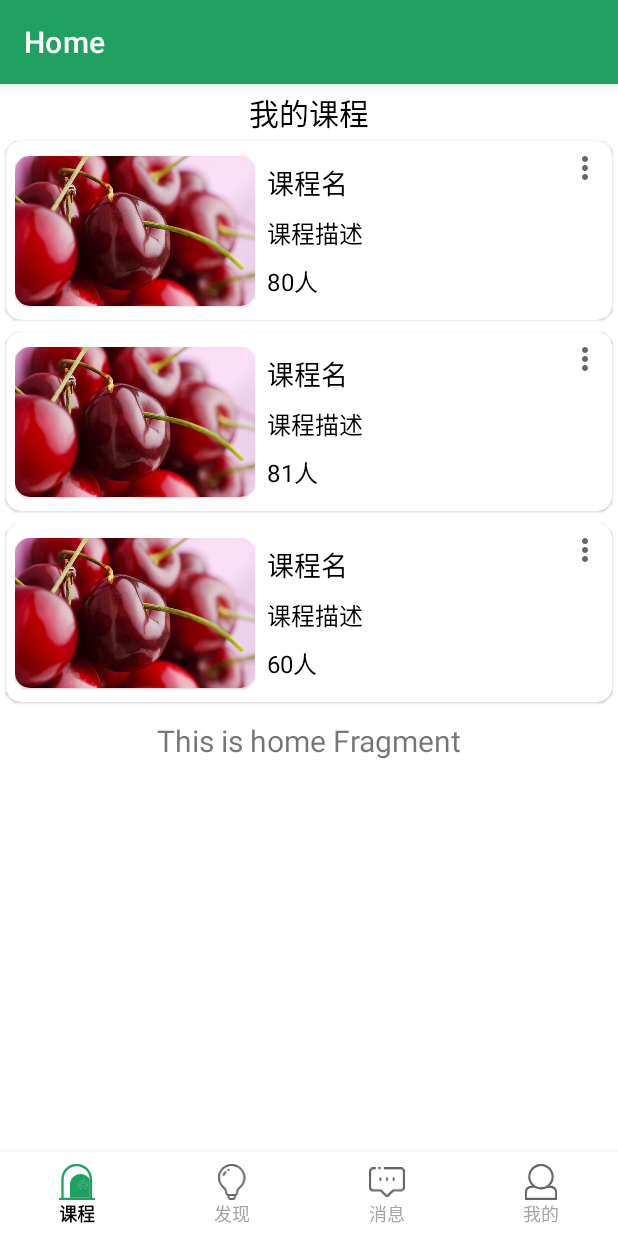
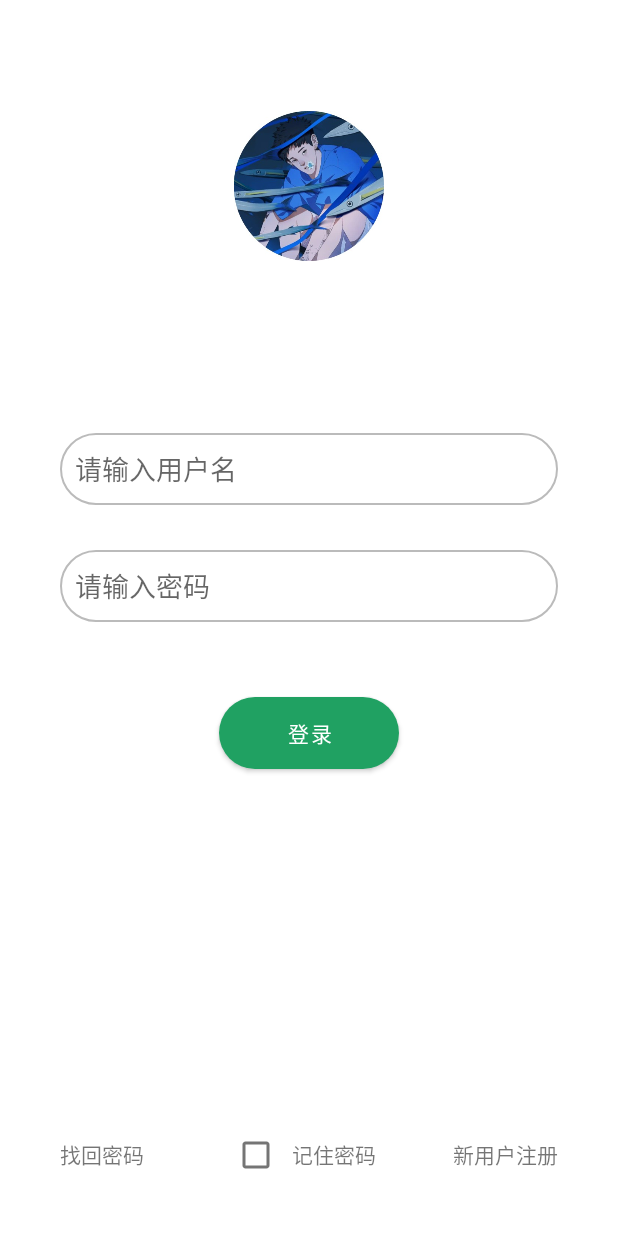
Before and after one commit to snakefch/MapleLeaves, an Android app: the screen it shows after launch (MainActivity before the commit, LoginActivity after it), on a phone screen of 412 x 824 dp. Run offline under Robolectric (Android 15) with nearby library versions, the phone set to English and light mode, and no system bars.

Commit message:
添加启动页
Signed-off-by: Bamboo <1472902174@qq.com>

```diff
--- a/app/src/main/AndroidManifest.xml
+++ b/app/src/main/AndroidManifest.xml
@@ -17,7 +17,6 @@
             android:launchMode="singleTop"
             android:screenOrientation="portrait"
             android:theme="@style/SplashTheme">
-
             <!-- 程序入口 -->
             <intent-filter>
                 <action android:name="android.intent.action.MAIN" />
@@ -29,7 +28,11 @@
         <activity
             android:name=".MainActivity"
             android:exported="true"
-            android:label="@string/app_name"></activity>
+            android:label="@string/app_name">
+        </activity>
+        <activity android:name=".ui.login.LoginActivity"
+            android:theme="@style/SplashTheme">
+        </activity>
     </application>
 
 </manifest>
--- /dev/null
+++ b/app/src/main/java/com/example/mapleleaves/ui/login/LoginActivity.kt
@@ -0,0 +1,81 @@
+package com.example.mapleleaves.ui.login
+
+import android.content.Context
+import android.content.Intent
+import android.graphics.Color
+import androidx.appcompat.app.AppCompatActivity
+import android.os.Bundle
+import android.view.View
+import android.widget.Toast
+import com.example.mapleleaves.MainActivity
+import com.example.mapleleaves.databinding.ActivityLoginBinding
+
+class LoginActivity : AppCompatActivity() {
+
+    private lateinit var binding: ActivityLoginBinding
+
+    companion object{
+
+        fun startLoginActivity(context: Context){
+            val intent=Intent(context,LoginActivity::class.java)
+            intent.addFlags(Intent.FLAG_ACTIVITY_NEW_TASK)
+            context.startActivity(intent)
+        }
+
+    }
+
+    override fun onCreate(savedInstanceState: Bundle?) {
+        super.onCreate(savedInstanceState)
+       // setContentView(R.layout.activity_login)
+        binding= ActivityLoginBinding.inflate(layoutInflater)
+        setContentView(binding.root)
+
+        val decorView=window.decorView
+        decorView.systemUiVisibility= View.SYSTEM_UI_FLAG_LAYOUT_FULLSCREEN or View.SYSTEM_UI_FLAG_LAYOUT_STABLE
+        // window.setDecorFitsSystemWindows(false)
+        window.statusBarColor= Color.TRANSPARENT
+
+        val sp=getSharedPreferences("user", MODE_PRIVATE)
+        val isRemember=sp.getBoolean("remember_password",false)
+        if (isRemember){
+            val userName=sp.getString("userName","")
+            val password=sp.getString("password","")
+            binding.userName.setText(userName)
+            binding.password.setText(password)
+            binding.rememberPass.isChecked=true
+        }
+        binding.login.setOnClickListener{
+            val userName=binding.userName.text.toString()
+            val password=binding.password.text.toString()
+            if (userName==null||userName.trim().isEmpty()){
+                Toast.makeText(applicationContext,"用户名不能空", Toast.LENGTH_SHORT).show()
+                return@setOnClickListener
+            }
+            if (password==null||password.trim().isEmpty()){
+                Toast.makeText(applicationContext,"密码不能空", Toast.LENGTH_SHORT).show()
+                return@setOnClickListener
+            }
+            if (userName.trim().length!==11||!userName.trim().startsWith("1")){
+                Toast.makeText(applicationContext,"用户名不规范", Toast.LENGTH_SHORT).show()
+                return@setOnClickListener
+            }
+            val editor=sp.edit()
+            if (binding.rememberPass.isChecked){
+                editor.putBoolean("remember_password",true)
+                editor.putString("userName",userName)
+                editor.putString("password",password)
+            }else{
+                editor.clear()
+            }
+            editor.apply()
+
+            MainActivity.startMainActivity(this )
+
+           // val intent=Intent(this, MainActivity::class.java)
+           // startActivity(intent)
+            // editor.commit()//commit 与 apply有所区别
+            //login()
+            //finish()
+        }
+    }
+}
--- a/app/src/main/java/com/example/mapleleaves/ui/splash/SplashActivity.kt
+++ b/app/src/main/java/com/example/mapleleaves/ui/splash/SplashActivity.kt
@@ -6,6 +6,7 @@ import android.os.Bundle
 import android.view.View
 import com.example.mapleleaves.MainActivity
 import com.example.mapleleaves.databinding.ActivitySplashBinding
+import com.example.mapleleaves.ui.login.LoginActivity
 import kotlin.concurrent.thread
 
 
@@ -19,7 +20,7 @@ class SplashActivity : AppCompatActivity() {
         setContentView(binding.root)
         thread {
             Thread.sleep(1000)
-            MainActivity.startMainActivity(this)
+            LoginActivity.startLoginActivity(this)
         }
     }
 
--- /dev/null
+++ b/app/src/main/res/drawable/shape_btn_all_circular.xml
@@ -0,0 +1,5 @@
+<?xml version="1.0" encoding="utf-8"?>
+<shape xmlns:android="http://schemas.android.com/apk/res/android">
+    <corners android:radius="24dp" />
+    <solid android:color="@color/color_main" />
+</shape>
--- /dev/null
+++ b/app/src/main/res/drawable/shape_edit_all_circular.xml
@@ -0,0 +1,8 @@
+<?xml version="1.0" encoding="utf-8"?>
+<shape xmlns:android="http://schemas.android.com/apk/res/android">
+    <corners android:radius="24dp" />
+    <solid android:color="@color/white" />
+    <stroke
+        android:width="1dp"
+        android:color="@color/colorDarkGray" />
+</shape>
--- a/app/src/main/res/layout/activity_course.xml
+++ b/app/src/main/res/layout/activity_course.xml
@@ -106,14 +106,11 @@
             android:layout_height="wrap_content"
             android:orientation="vertical">
 
-            <Button
-                android:layout_width="wrap_content"
-                android:layout_height="wrap_content" />
-
             <TextView
                 android:layout_width="wrap_content"
                 android:layout_height="wrap_content"
                 android:text="考勤"
+                android:background="@color/DarkGray"
                 android:textColor="@color/black"
                 android:textSize="22sp"/>
             <TextView
--- /dev/null
+++ b/app/src/main/res/layout/activity_login.xml
@@ -0,0 +1,104 @@
+<?xml version="1.0" encoding="utf-8"?>
+<LinearLayout xmlns:android="http://schemas.android.com/apk/res/android"
+    android:layout_width="match_parent"
+    android:layout_height="match_parent"
+    android:orientation="vertical">
+
+    <RelativeLayout
+        android:layout_width="match_parent"
+        android:layout_height="0dp"
+        android:orientation="vertical"
+        android:layout_weight="6">
+
+        <ImageView
+            android:layout_width="100dp"
+            android:layout_height="100dp"
+            android:layout_centerInParent="true"
+            android:background="@drawable/blue_circle"/>
+
+    </RelativeLayout>
+
+    <LinearLayout
+        android:layout_width="match_parent"
+        android:layout_height="0dp"
+        android:orientation="vertical"
+        android:layout_marginTop="40dp"
+        android:layout_marginLeft="40dp"
+        android:layout_marginRight="40dp"
+        android:layout_weight="11"
+        android:gravity="center_horizontal">
+
+        <EditText
+            android:id="@+id/userName"
+            android:layout_width="match_parent"
+            android:layout_height="48dp"
+            android:background="@drawable/shape_edit_all_circular"
+            android:hint="请输入用户名"
+            android:padding="10dp" />
+
+        <EditText
+            android:id="@+id/password"
+            android:layout_width="match_parent"
+            android:layout_height="48dp"
+            android:layout_marginTop="30dp"
+            android:background="@drawable/shape_edit_all_circular"
+            android:hint="请输入密码"
+            android:inputType="textPassword"
+            android:padding="10dp" />
+
+        <Button
+            android:id="@+id/login"
+            android:layout_width="120dp"
+            android:layout_height="48dp"
+            android:layout_marginLeft="40dp"
+            android:layout_marginRight="40dp"
+            android:layout_marginTop="50dp"
+            android:background="@drawable/shape_btn_all_circular"
+            android:text="登录"
+            android:textColor="@color/white" />
+
+    </LinearLayout>
+
+    <LinearLayout
+        android:layout_width="match_parent"
+        android:layout_height="wrap_content"
+        android:layout_marginLeft="40dp"
+        android:layout_marginRight="40dp"
+        android:layout_marginBottom="30dp"
+        android:orientation="horizontal">
+
+        <TextView
+            android:id="@+id/txtForgetPass"
+            android:layout_width="wrap_content"
+            android:layout_height="wrap_content"
+            android:text="找回密码" />
+
+        <View
+            android:layout_width="0dp"
+            android:layout_height="match_parent"
+            android:layout_weight="1" />
+
+        <CheckBox
+            android:id="@+id/rememberPass"
+            android:layout_width="wrap_content"
+            android:layout_height="wrap_content" />
+
+        <TextView
+            android:layout_width="wrap_content"
+            android:layout_height="wrap_content"
+            android:text="记住密码"/>
+
+        <View
+            android:layout_width="0dp"
+            android:layout_height="match_parent"
+            android:layout_weight="1" />
+
+        <TextView
+            android:id="@+id/txtRegister"
+            android:layout_width="wrap_content"
+            android:layout_height="wrap_content"
+            android:text="新用户注册" />
+
+    </LinearLayout>
+
+</LinearLayout>
--- a/app/src/main/res/values/colors.xml
+++ b/app/src/main/res/values/colors.xml
@@ -17,6 +17,12 @@
     <color name="DarkGray">#BBBBBB</color>
     <color name="Gray">#ECEDED</color>
 
+    <color name="color_main">#6BB5F1</color>
+    <color name="colorBlack">#000000</color>
+    <color name="colorLightGray">#EEEEEE</color>
+    <color name="colorDarkGray">#BBBBBB</color>
+    <color name="colorGray">#ECEDED</color>
+
     <color name="theme">@color/cuilv</color>
     <color name="textViewColor">#000000</color>
 </resources>
--- a/app/src/main/res/values/themes.xml
+++ b/app/src/main/res/values/themes.xml
@@ -16,6 +16,8 @@
 
     <!-- 全屏主题样式 -->
     <style name="FullScreenTheme" parent="Theme.MaterialComponents.DayNight.NoActionBar">
+        <item name="colorPrimary">@color/theme</item>
+        <item name="colorPrimaryVariant">@color/theme</item>
         <item name="android:windowFullscreen">true</item>
     </style>
 
```
